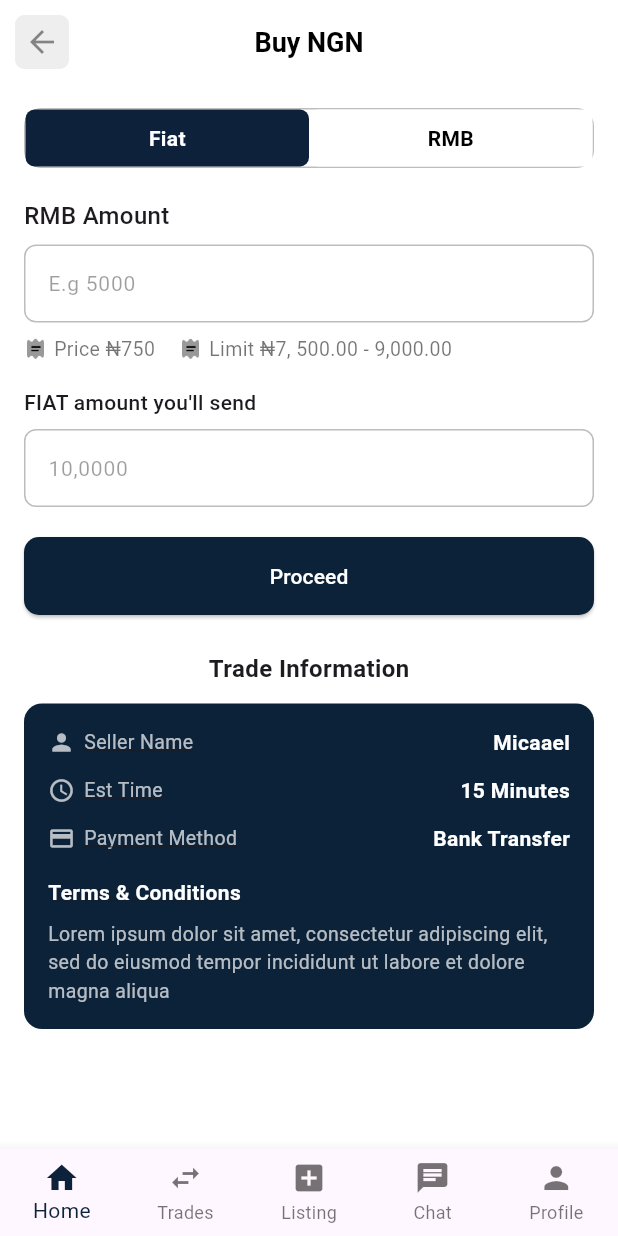
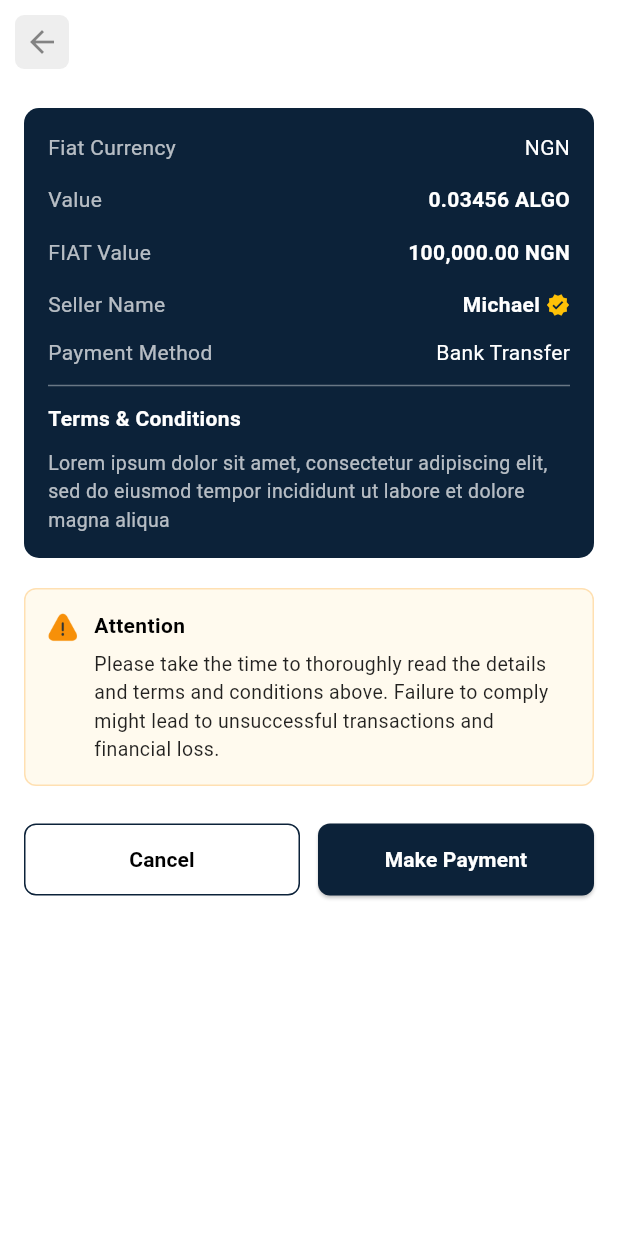
Before and after one commit to Ammara-Akbar/KoolSwitch, a Flutter app: the BuyNGNScreen screen opened directly, after a tap on "Proceed", on a phone screen of 412 x 824 dp. Run offline on Flutter 3.47's test engine with Material 3 defaults, Android fonts, the phone set to English and light mode, and no system bars.

Commit message:
payment screen

```diff
--- a/kool_switch/lib/screens/buy_ngn_screen.dart
+++ b/kool_switch/lib/screens/buy_ngn_screen.dart
@@ -1,4 +1,5 @@
 import 'package:flutter/material.dart';
+import 'package:kool_switch/screens/payment_screen.dart';
 import 'package:kool_switch/utils/colors.dart';
 
 class BuyNGNScreen extends StatefulWidget {
@@ -15,12 +16,10 @@ class _BuyNGNScreenState extends State<BuyNGNScreen> {
   Widget build(BuildContext context) {
     return Scaffold(
       backgroundColor: Colors.white,
-
       appBar: AppBar(
-
         backgroundColor: Colors.white,
         elevation: 0,
-            leading: GestureDetector(
+        leading: GestureDetector(
           onTap: () {
             Navigator.pop(context);
           },
@@ -43,13 +42,11 @@ class _BuyNGNScreenState extends State<BuyNGNScreen> {
           ),
         ),
       ),
-
       body: SingleChildScrollView(
         padding: const EdgeInsets.all(16),
         child: Column(
           crossAxisAlignment: CrossAxisAlignment.start,
           children: [
-
             /// Toggle Tabs
             Container(
               height: 40,
@@ -64,7 +61,8 @@ class _BuyNGNScreenState extends State<BuyNGNScreen> {
                       onTap: () => setState(() => isFiat = true),
                       child: Container(
                         decoration: BoxDecoration(
-                          color: isFiat ? const Color(0xFF0D213A) : Colors.white,
+                          color:
+                              isFiat ? const Color(0xFF0D213A) : Colors.white,
                           borderRadius: BorderRadius.circular(6),
                         ),
                         alignment: Alignment.center,
@@ -83,7 +81,8 @@ class _BuyNGNScreenState extends State<BuyNGNScreen> {
                       onTap: () => setState(() => isFiat = false),
                       child: Container(
                         decoration: BoxDecoration(
-                          color: !isFiat ? const Color(0xFF0D213A) : Colors.white,
+                          color:
+                              !isFiat ? const Color(0xFF0D213A) : Colors.white,
                           borderRadius: BorderRadius.circular(6),
                         ),
                         alignment: Alignment.center,
@@ -111,13 +110,13 @@ class _BuyNGNScreenState extends State<BuyNGNScreen> {
 
             /// Price + Limit Row
             Row(
-              children:  [
-                Image.asset("assets/images/receipt-2.png",height: 16),
+              children: [
+                Image.asset("assets/images/receipt-2.png", height: 16),
                 SizedBox(width: 4),
                 Text("Price ₦750",
                     style: TextStyle(fontSize: 13, color: Colors.black54)),
                 SizedBox(width: 16),
-                Image.asset("assets/images/receipt-2.png",height: 16),
+                Image.asset("assets/images/receipt-2.png", height: 16),
                 SizedBox(width: 4),
                 Text("Limit ₦7, 500.00 - 9,000.00",
                     style: TextStyle(fontSize: 13, color: Colors.black54)),
@@ -141,9 +140,15 @@ class _BuyNGNScreenState extends State<BuyNGNScreen> {
                   borderRadius: BorderRadius.circular(10),
                 ),
               ),
-              onPressed: () {},
-              child:  Center(
-                child: Text("Proceed", style: TextStyle(color: Colors.white,fontSize: 14)),
+              onPressed: () {
+                Navigator.push(
+                  context,
+                  MaterialPageRoute(builder: (_) => PaymentScreen()),
+                );
+              },
+              child: Center(
+                child: Text("Proceed",
+                    style: TextStyle(color: Colors.white, fontSize: 14)),
               ),
             ),
             const SizedBox(height: 24),
@@ -153,7 +158,6 @@ class _BuyNGNScreenState extends State<BuyNGNScreen> {
               alignment: Alignment.center,
               child: const Text(
                 "Trade Information",
-
                 style: TextStyle(fontSize: 16, fontWeight: FontWeight.w600),
               ),
             ),
@@ -170,7 +174,8 @@ class _BuyNGNScreenState extends State<BuyNGNScreen> {
                   const SizedBox(height: 12),
                   _buildInfoRow(Icons.access_time, "Est Time", "15 Minutes"),
                   const SizedBox(height: 12),
-                  _buildInfoRow(Icons.payment, "Payment Method", "Bank Transfer"),
+                  _buildInfoRow(
+                      Icons.payment, "Payment Method", "Bank Transfer"),
                   const SizedBox(height: 16),
                   const Align(
                     alignment: Alignment.centerLeft,
@@ -195,20 +200,6 @@ class _BuyNGNScreenState extends State<BuyNGNScreen> {
           ],
         ),
       ),
-
-      /// Bottom Nav Bar
-      bottomNavigationBar: BottomNavigationBar(
-        type: BottomNavigationBarType.fixed,
-        selectedItemColor: const Color(0xFF0D213A),
-        unselectedItemColor: Colors.black54,
-        items: const [
-          BottomNavigationBarItem(icon: Icon(Icons.home), label: "Home"),
-          BottomNavigationBarItem(icon: Icon(Icons.swap_horiz), label: "Trades"),
-          BottomNavigationBarItem(icon: Icon(Icons.add_box), label: "Listing"),
-          BottomNavigationBarItem(icon: Icon(Icons.chat), label: "Chat"),
-          BottomNavigationBarItem(icon: Icon(Icons.person), label: "Profile"),
-        ],
-      ),
     );
   }
 
@@ -220,7 +211,8 @@ class _BuyNGNScreenState extends State<BuyNGNScreen> {
         suffixText: suffix,
         filled: true,
         fillColor: Colors.white,
-        contentPadding: const EdgeInsets.symmetric(horizontal: 12, vertical: 14),
+        contentPadding:
+            const EdgeInsets.symmetric(horizontal: 12, vertical: 14),
         border: OutlineInputBorder(
           borderRadius: BorderRadius.circular(8),
           borderSide: const BorderSide(color: Colors.black26),
@@ -229,7 +221,7 @@ class _BuyNGNScreenState extends State<BuyNGNScreen> {
           borderRadius: BorderRadius.circular(8),
           borderSide: const BorderSide(color: Colors.black26),
         ),
-         focusedBorder: OutlineInputBorder(
+        focusedBorder: OutlineInputBorder(
           borderRadius: BorderRadius.circular(8),
           borderSide: const BorderSide(color: AppColors.primaryColor),
         ),
--- a/kool_switch/lib/screens/create_listing_screen.dart
+++ b/kool_switch/lib/screens/create_listing_screen.dart
@@ -130,13 +130,13 @@ class _CreateListingScreenState extends State<CreateListingScreen> {
             ),
             const SizedBox(height: 8),
             _buildPaymentTile(
-                "assets/images/bank.png", "Bank", Colors.blue.shade100),
+                "assets/images/bank.png", "Bank", const Color.fromARGB(255, 206, 231, 252)),
             const SizedBox(height: 12),
             _buildPaymentTile("assets/images/wallet.png", "Mobile Wallet",
-                Colors.purple.shade100),
+                const Color.fromARGB(255, 228, 205, 232)),
             const SizedBox(height: 12),
             _buildPaymentTile("assets/images/cash.png", "Cash Pickup",
-                Colors.orange.shade100),
+                const Color.fromARGB(255, 251, 232, 202)),
             const SizedBox(height: 20),
 
             /// Additional Info
--- /dev/null
+++ b/kool_switch/lib/screens/payment_screen.dart
@@ -0,0 +1,198 @@
+import 'package:flutter/material.dart';
+import 'package:kool_switch/utils/colors.dart';
+
+class PaymentScreen extends StatelessWidget {
+  const PaymentScreen({super.key});
+
+  @override
+  Widget build(BuildContext context) {
+    return Scaffold(
+      backgroundColor: Colors.white,
+
+      appBar: AppBar(
+        surfaceTintColor: Colors.white,
+        backgroundColor: Colors.white,
+        elevation: 0,
+        leading: GestureDetector(
+          onTap: () {
+            Navigator.pop(context);
+          },
+          child: Padding(
+            padding: const EdgeInsets.all(10.0),
+            child: Container(
+                decoration: BoxDecoration(
+                    borderRadius: BorderRadius.circular(6),
+                    color: Colors.grey.shade200),
+                child: Icon(Icons.arrow_back, color: Colors.black45)),
+          ),
+        ),
+      ),
+
+      body: SingleChildScrollView(
+        padding: const EdgeInsets.all(16),
+        child: Column(
+          crossAxisAlignment: CrossAxisAlignment.start,
+          children: [
+            // Trade Information Card
+            Container(
+              width: double.infinity,
+              padding: const EdgeInsets.all(16),
+              decoration: BoxDecoration(
+                color: AppColors.primaryColor,
+                borderRadius: BorderRadius.circular(10),
+              ),
+              child: Column(
+                crossAxisAlignment: CrossAxisAlignment.start,
+                children: [
+                  _rowItem("Fiat Currency", "NGN"),
+                  const SizedBox(height: 15),
+                  _rowItem("Value", "0.03456 ALGO",
+                      isBold: true, valueColor: Colors.white),
+                  const SizedBox(height: 15),
+                  _rowItem("FIAT Value", "100,000.00 NGN",
+                      isBold: true, valueColor: Colors.white),
+                  const SizedBox(height: 15),
+                  Row(
+                    mainAxisAlignment: MainAxisAlignment.spaceBetween,
+                    children: const [
+                      Text("Seller Name",
+                          style: TextStyle(color: Colors.white70, fontSize: 14)),
+                      Row(
+                        children: [
+                          Text("Michael",
+                              style: TextStyle(
+                                  fontWeight: FontWeight.w600,
+                                  color: Colors.white,
+                                  fontSize: 14)),
+                          SizedBox(width: 4),
+                          Icon(Icons.verified, color: Colors.amber, size: 16),
+                        ],
+                      ),
+                    ],
+                  ),
+                  const SizedBox(height: 12),
+                  _rowItem("Payment Method", "Bank Transfer"),
+                  const Divider(color: Colors.white38, height: 24),
+
+                  const Text(
+                    "Terms & Conditions",
+                    style: TextStyle(
+                        fontSize: 14,
+                        fontWeight: FontWeight.w600,
+                        color: Colors.white),
+                  ),
+                  const SizedBox(height: 10),
+                  const Text(
+                    "Lorem ipsum dolor sit amet, consectetur adipiscing elit, "
+                    "sed do eiusmod tempor incididunt ut labore et dolore magna aliqua",
+                    style: TextStyle(fontSize: 13, color: Colors.white70),
+                  ),
+                ],
+              ),
+            ),
+
+            const SizedBox(height: 20),
+
+            // Warning Box
+            Container(
+              width: double.infinity,
+              padding: const EdgeInsets.all(14),
+              decoration: BoxDecoration(
+                color: Color(0xffFEF0C7).withOpacity(0.3),
+                borderRadius: BorderRadius.circular(8),
+                border: Border.all(color:  Colors.orange.shade100
+                ),
+              ),
+              child: Row(
+                crossAxisAlignment: CrossAxisAlignment.start,
+                children: [
+                 Image.asset("assets/images/danger.png",
+                  height: 22),
+                  const SizedBox(width: 10),
+                  const Expanded(
+                    child: Column(
+                      crossAxisAlignment: CrossAxisAlignment.start,
+                      children: [
+                        Text("Attention",
+                            style: TextStyle(
+                                fontWeight: FontWeight.w600,
+                                fontSize: 14,
+                                color: Colors.black)),
+                        SizedBox(height: 6),
+                        Text(
+                          "Please take the time to thoroughly read the details "
+                          "and terms and conditions above. Failure to comply "
+                          "might lead to unsuccessful transactions and financial loss.",
+                          style: TextStyle(fontSize: 13, color: Colors.black87),
+                        ),
+                      ],
+                    ),
+                  )
+                ],
+              ),
+            ),
+
+            const SizedBox(height: 25),
+
+            // Buttons
+            Row(
+              children: [
+                Expanded(
+                  child: OutlinedButton(
+                    style: OutlinedButton.styleFrom(
+                      side: const BorderSide(color: AppColors.primaryColor),
+                      shape: RoundedRectangleBorder(
+                          borderRadius: BorderRadius.circular(8)),
+                      padding: const EdgeInsets.symmetric(vertical: 14),
+                    ),
+                    onPressed: () {},
+                    child: const Text("Cancel",
+                        style: TextStyle(
+                            color: Colors.black, fontWeight: FontWeight.w600)),
+                  ),
+                ),
+                const SizedBox(width: 12),
+                Expanded(
+                  child: ElevatedButton(
+                    style: ElevatedButton.styleFrom(
+                      backgroundColor: AppColors.primaryColor,
+                      shape: RoundedRectangleBorder(
+                          borderRadius: BorderRadius.circular(8)),
+                      padding: const EdgeInsets.symmetric(vertical: 14),
+                    ),
+                    onPressed: () {},
+                    child: const Text("Make Payment",
+                        style: TextStyle(
+                            color: Colors.white, fontWeight: FontWeight.w600)),
+                  ),
+                ),
+              ],
+            ),
+          ],
+        ),
+      ),
+
+
+    );
+  }
+
+  // 🔹 Reusable Row Builder
+  Widget _rowItem(String label, String value,
+      {bool isBold = false, Color valueColor = Colors.white}) {
+    return Row(
+      mainAxisAlignment: MainAxisAlignment.spaceBetween,
+      children: [
+        Text(label,
+            style: const TextStyle(color: Colors.white70, fontSize: 14)),
+        Text(
+          value,
+          style: TextStyle(
+            fontSize: 14,
+            color: valueColor,
+            fontWeight: isBold ? FontWeight.w600 : FontWeight.w400,
+          ),
+        ),
+      ],
+    );
+  }
+}
```
